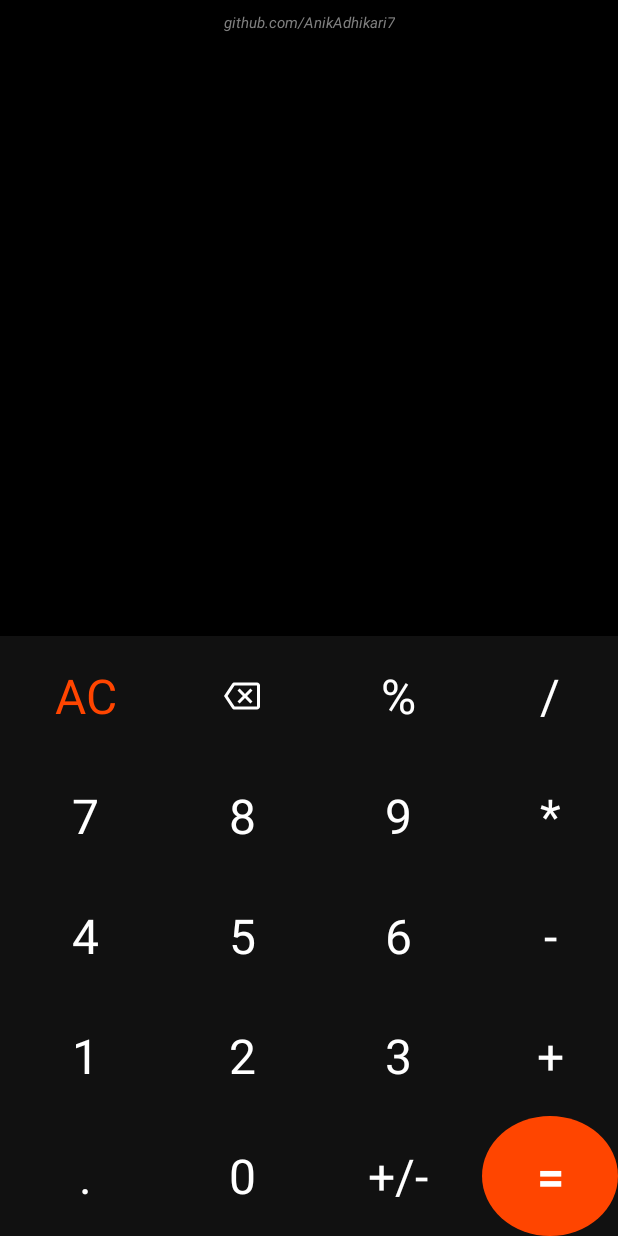
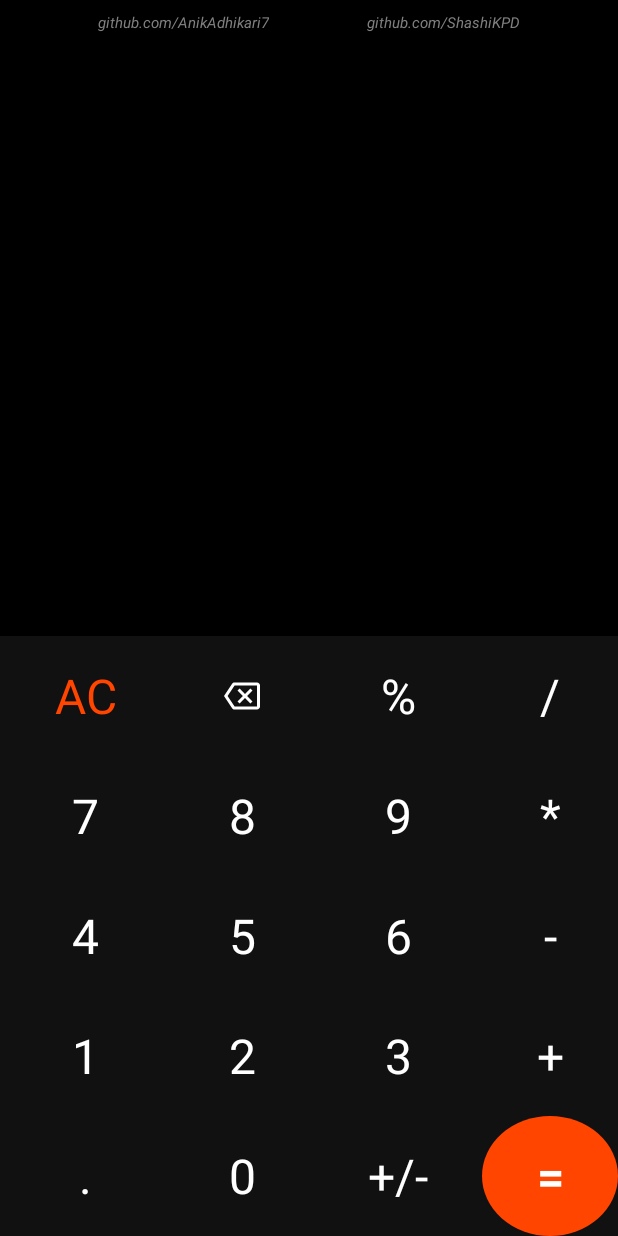
Before and after one commit to AnikAdhikari7/CalculatorApp, an Android app: the screen it shows after launch (MainActivity), on a phone screen of 412 x 824 dp. Run offline under Robolectric (Android 15) with nearby library versions, the phone set to English and light mode, and no system bars.

Commit message:
Github link added

```diff
--- a/app/src/main/java/com/example/calculator/MainActivity.kt
+++ b/app/src/main/java/com/example/calculator/MainActivity.kt
@@ -48,6 +48,11 @@ class MainActivity : AppCompatActivity() {
         github.setOnClickListener {
             val intent = Intent(Intent.ACTION_VIEW, Uri.parse("https://github.com/AnikAdhikari7"))
             startActivity(intent)
+        }
+        val github2: TextView = githubLink2
+        github2.setOnClickListener {
+            val intent2 = Intent(Intent.ACTION_VIEW, Uri.parse("https://github.com/ShashiKPD"))
+            startActivity(intent2)
         }
 
         zero = zeroTV
--- a/app/src/main/res/layout/activity_main.xml
+++ b/app/src/main/res/layout/activity_main.xml
@@ -23,15 +23,15 @@
             <TextView
                 android:id="@+id/acTV"
                 style="@style/Number"
+                android:background="@drawable/button_bg"
                 android:text="AC"
-                android:background="@drawable/button_bg"
                 android:textColor="@color/saffron" />
 
             <ImageView
                 android:id="@+id/backspaceIV"
                 style="@style/Number"
+                android:background="@drawable/button_bg"
                 android:scaleType="center"
-                android:background="@drawable/button_bg"
                 android:src="@drawable/backspace_icon" />
 
             <TextView
@@ -195,14 +195,28 @@
         android:layout_width="wrap_content"
         android:layout_height="wrap_content"
         android:layout_marginTop="8dp"
+        android:layout_marginBottom="309dp"
         android:gravity="center"
         android:text="@string/github_link"
+        android:textColor="#808080"
         android:textSize="10sp"
         android:textStyle="italic"
-        android:textColor="#808080"
-        app:layout_constraintEnd_toEndOf="parent"
+        app:layout_constraintEnd_toStartOf="@+id/githubLink2"
         app:layout_constraintStart_toStartOf="parent"
         app:layout_constraintTop_toTopOf="parent" />
 
+    <TextView
+        android:id="@+id/githubLink2"
+        android:layout_width="wrap_content"
+        android:layout_height="wrap_content"
+        android:layout_marginTop="8dp"
+        android:gravity="center"
+        android:text="github.com/ShashiKPD"
+        android:textColor="#808080"
+        android:textSize="10sp"
+        android:textStyle="italic"
+        app:layout_constraintEnd_toEndOf="parent"
+        app:layout_constraintStart_toEndOf="@+id/githubLink"
+        app:layout_constraintTop_toTopOf="parent" />
 
 </androidx.constraintlayout.widget.ConstraintLayout>
```
